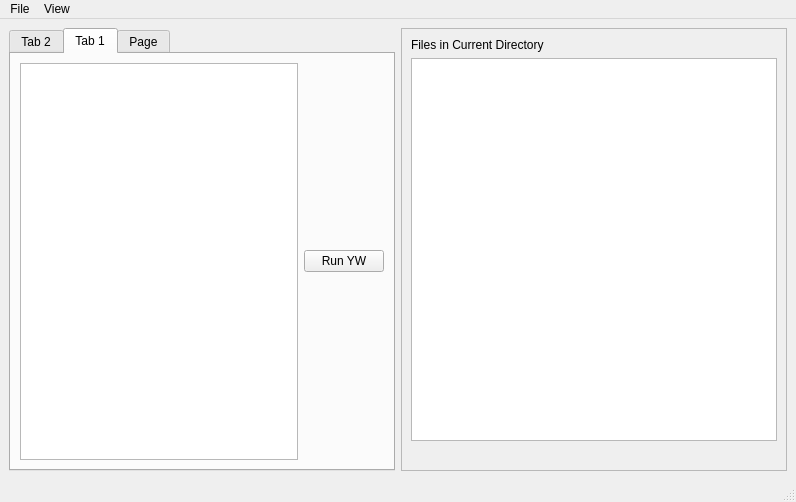
Before: the Qt Designer form update_ui.ui in yesworkflow-org/yw-gui, drawn with Qt 5.
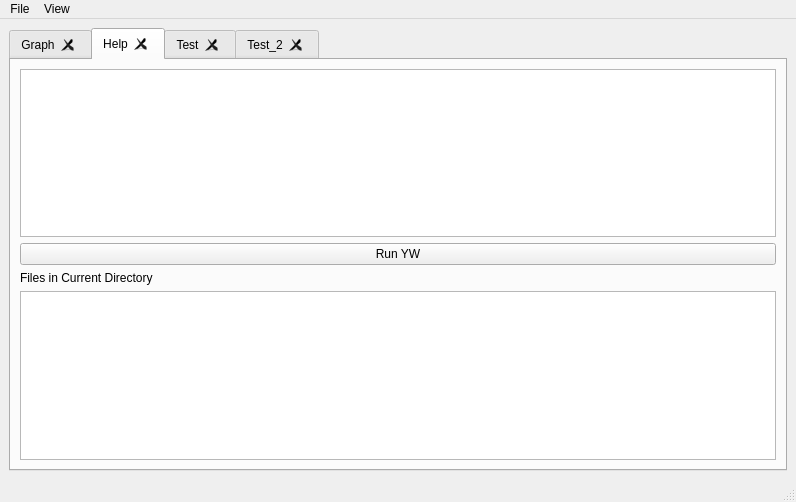
After: the same form once the commit is applied. The open tabs and pages were chosen to show the change.

Commit message:
New Tab interface
Allowed support to close tabs. Also whenever the 'yw graph' function is
called on any new files, the GUI creates a new tab for that.

```diff
--- a/update_ui.ui
+++ b/update_ui.ui
@@ -16,13 +16,25 @@
   <widget class="QWidget" name="centralwidget">
    <layout class="QHBoxLayout" name="horizontalLayout">
     <item>
-     <widget class="QTabWidget" name="TabWindow">
+     <widget class="QTabWidget" name="tabData">
+      <property name="contextMenuPolicy">
+       <enum>Qt::NoContextMenu</enum>
+      </property>
+      <property name="autoFillBackground">
+       <bool>true</bool>
+      </property>
       <property name="currentIndex">
-       <number>1</number>
+       <number>0</number>
+      </property>
+      <property name="tabsClosable">
+       <bool>true</bool>
+      </property>
+      <property name="movable">
+       <bool>true</bool>
       </property>
       <widget class="QWidget" name="tab_2">
        <attribute name="title">
-        <string>Tab 2</string>
+        <string>Graph</string>
        </attribute>
        <layout class="QVBoxLayout" name="verticalLayout">
         <item>
@@ -77,9 +89,9 @@
       </widget>
       <widget class="QWidget" name="tab">
        <attribute name="title">
-        <string>Tab 1</string>
+        <string>Help</string>
        </attribute>
-       <layout class="QHBoxLayout" name="horizontalLayout_4">
+       <layout class="QVBoxLayout" name="verticalLayout_5">
         <item>
          <widget class="QTextBrowser" name="WatchText"/>
         </item>
@@ -90,11 +102,21 @@
           </property>
          </widget>
         </item>
+        <item>
+         <widget class="QLabel" name="label_2">
+          <property name="text">
+           <string>Files in Current Directory</string>
+          </property>
+         </widget>
+        </item>
+        <item>
+         <widget class="QTextBrowser" name="txtFiles"/>
+        </item>
        </layout>
       </widget>
       <widget class="QWidget" name="tab_3">
        <attribute name="title">
-        <string>Page</string>
+        <string>Test</string>
        </attribute>
        <layout class="QVBoxLayout" name="verticalLayout_3">
         <item>
@@ -102,37 +124,15 @@
         </item>
        </layout>
       </widget>
-     </widget>
-    </item>
-    <item>
-     <widget class="QScrollArea" name="scrollArea">
-      <property name="widgetResizable">
-       <bool>true</bool>
-      </property>
-      <widget class="QWidget" name="scrollAreaWidgetContents">
-       <property name="geometry">
-        <rect>
-         <x>0</x>
-         <y>0</y>
-         <width>384</width>
-         <height>441</height>
-        </rect>
-       </property>
-       <layout class="QVBoxLayout" name="verticalLayout_2">
+      <widget class="QWidget" name="tab_4">
+       <attribute name="title">
+        <string>Test_2</string>
+       </attribute>
+       <layout class="QVBoxLayout" name="verticalLayout_4">
         <item>
-         <widget class="QLabel" name="label_2">
-          <property name="text">
-           <string>Files in Current Directory</string>
-          </property>
-         </widget>
-        </item>
-        <item>
-         <widget class="QTextBrowser" name="txtFiles"/>
-        </item>
-        <item>
-         <widget class="QLabel" name="label_3">
-          <property name="text">
-           <string/>
+         <widget class="QTextBrowser" name="txtWatch">
+          <property name="autoFillBackground">
+           <bool>true</bool>
           </property>
          </widget>
         </item>
```
The commit also changes 2 other files.
